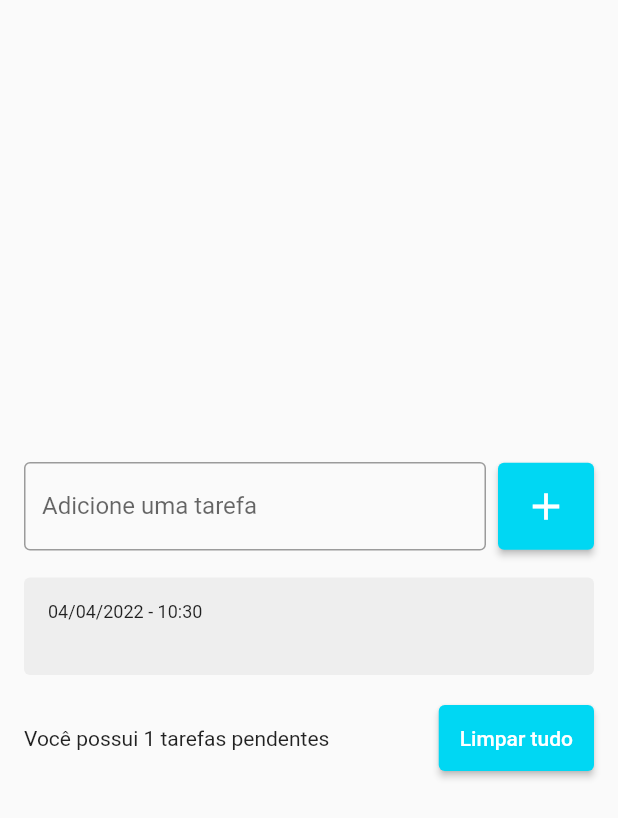
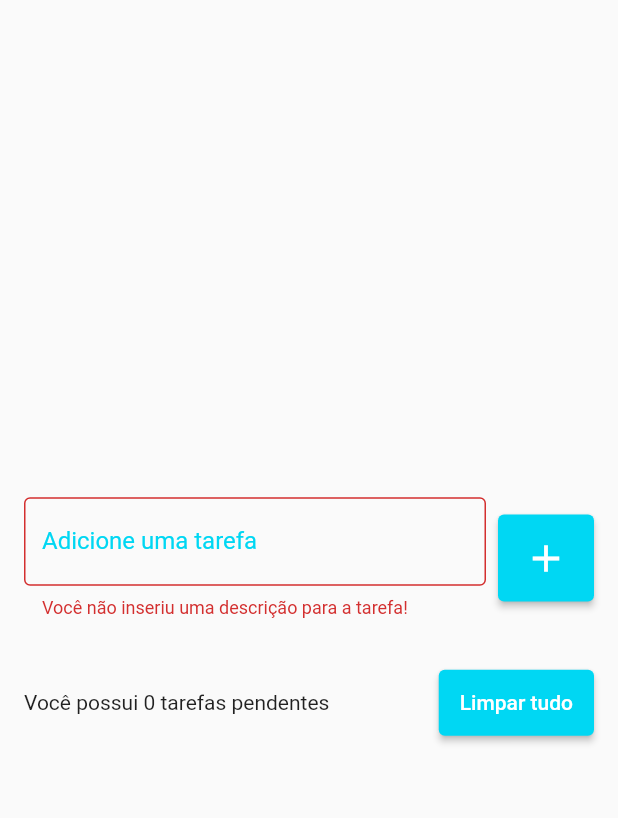
Before and after one commit to antoniotnn/lista_tarefas, a Flutter app: the screen it shows after launch, after a tap on the "add" icon, on a phone screen of 412 x 824 dp. Shown: the top 818 px of the screen. Run offline on Flutter 3.47's test engine with Material 2 defaults, Android fonts, the phone set to English and light mode, and no system bars; drawn by our look-alikes of flutter_slidable; our stand-ins replace shared_preferences.

Commit message:
Showing error messages

```diff
--- a/lib/pages/todo_list_page.dart
+++ b/lib/pages/todo_list_page.dart
@@ -19,6 +19,8 @@ class _TodoListPageState extends State<TodoListPage> {
 
   Todo? deletedTodo;
   int? deletedTodoPos;
+
+  String? errorText;
 
   @override
   void initState() {
@@ -50,7 +52,17 @@ class _TodoListPageState extends State<TodoListPage> {
                         decoration: InputDecoration(
                           border: OutlineInputBorder(),
                           labelText: 'Adicione uma tarefa',
-                          hintText: 'Ex. Estudar Flutter',
+                          hintText: 'Ex. Comprar pão',
+                          errorText: errorText,
+                          focusedBorder: OutlineInputBorder(
+                            borderSide: BorderSide(
+                              color: Color(0xff00d7f3),
+                              width: 2,
+                            ),
+                          ),
+                          labelStyle: TextStyle(
+                            color: Color(0xff00d7f3),
+                          ),
                         ),
                       ),
                     ),
@@ -58,10 +70,19 @@ class _TodoListPageState extends State<TodoListPage> {
                     ElevatedButton(
                       onPressed: () {
                         String text = tarefasController.text;
+
+                        if(text.isEmpty) {
+                          setState(() {
+                            errorText = 'Você não inseriu uma descrição para a tarefa!';
+                          });
+                          return;
+                        }
+
                         setState(() {
                           Todo todo =
                               Todo(title: text, dateTime: DateTime.now());
                           todos.add(todo);
+                          errorText = null;
                         });
                         tarefasController.clear();
                         todoRepository.saveTodoList(todos);
```
